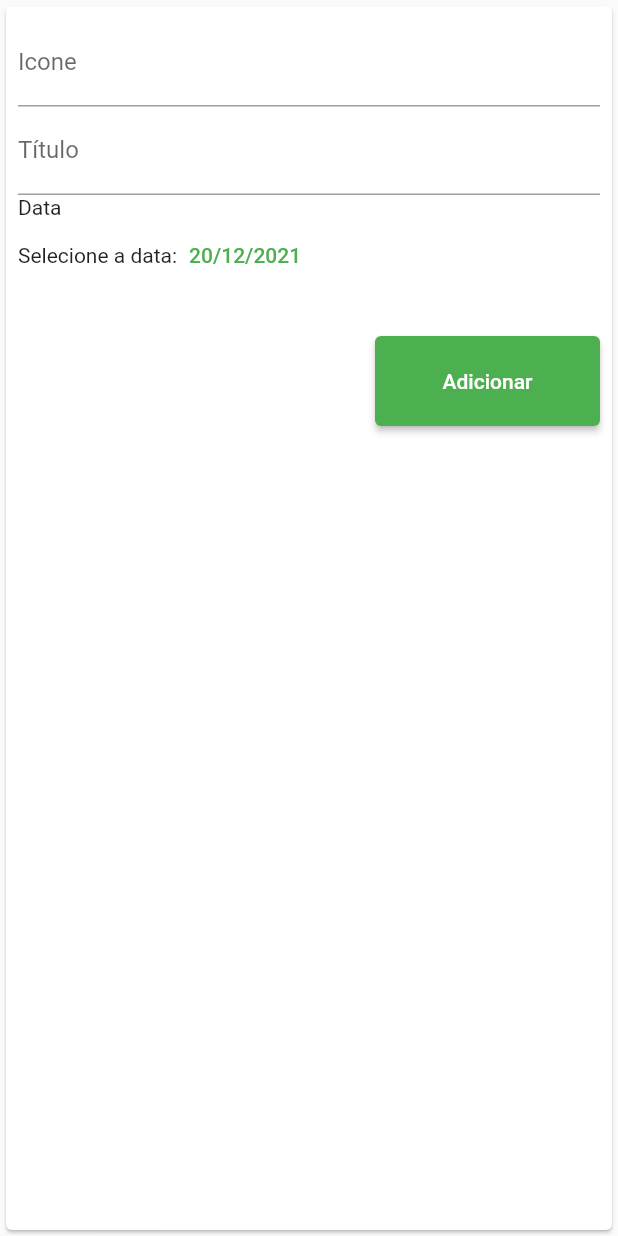
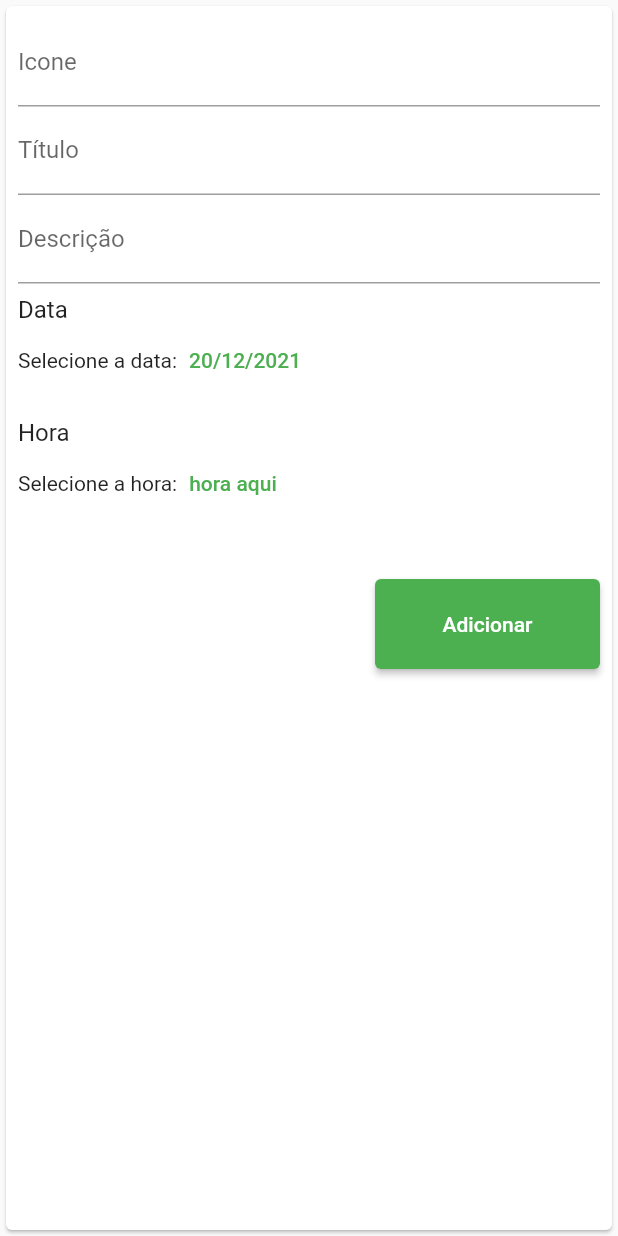
Before and after one commit to heloeng/Diario_De_Tarefas, a Flutter app: the TransactionForm widget shown alone on an empty page, opened directly with empty values, after a tap on "Adicionar", on a phone screen of 412 x 824 dp. Run offline on Flutter 3.47's test engine with Material 2 defaults, Android fonts, the phone set to English and light mode, and no system bars; our stand-ins replace localization.

Commit message:
descrição

```diff
--- a/lib/components/transaction_form.dart
+++ b/lib/components/transaction_form.dart
@@ -1,10 +1,10 @@
 // ignore_for_file: prefer_const_constructors
-
+import 'package:localization/localization.dart';
 import 'package:flutter/material.dart';
 import 'package:intl/intl.dart';
 
 class TransactionForm extends StatefulWidget {
-  final void Function(String, String, DateTime) onSubmit;
+  final void Function(String, String, String, DateTime) onSubmit;
 
   TransactionForm(this.onSubmit);
 
@@ -15,18 +15,23 @@ class TransactionForm extends StatefulWidget {
 class _TransactionFormState extends State<TransactionForm> {
   final _titleController = TextEditingController();
   final _iconeController = TextEditingController();
+  final _descricaoController = TextEditingController();
   DateTime _selectedDate = DateTime.now();
 
   _submitForm() {
     //passo essas informações atraves dos parametros do submit
     final icone = _iconeController.text;
     final title = _titleController.text;
+    final descricao = _descricaoController.text;
 
-    if (icone.isEmpty || title.isEmpty || _selectedDate == null) {
+    if (icone.isEmpty ||
+        title.isEmpty ||
+        descricao.isEmpty ||
+        _selectedDate == null) {
       return;
     }
 
-    widget.onSubmit(icone, title, _selectedDate);
+    widget.onSubmit(icone, title, descricao, _selectedDate);
   }
 
   _showDatePicker() {
@@ -46,9 +51,6 @@ class _TransactionFormState extends State<TransactionForm> {
 
         setState(() {
           _selectedDate = pickedDate;
-
-          ////INSERIR AQUI////////////NOVO///////////////
-          // _selectedDate.data = DateFormat.yMd().format(_selectedDate);
         });
       },
     );
@@ -75,10 +77,24 @@ class _TransactionFormState extends State<TransactionForm> {
                 labelText: 'Título',
               ),
             ),
+            TextField(
+              controller: _descricaoController,
+              decoration: InputDecoration(
+                labelText: 'Descrição',
+              ),
+            ),
+            SizedBox(
+              height: 8,
+            ),
             Column(
               crossAxisAlignment: CrossAxisAlignment.stretch,
               children: [
-                Text("Data"),
+                Text(
+                  "Data",
+                  style: TextStyle(
+                    fontSize: 16,
+                  ),
+                ),
                 Row(
                   children: [
                     Text("Selecione a data:"),
@@ -93,10 +109,28 @@ class _TransactionFormState extends State<TransactionForm> {
                     ),
                   ],
                 ),
+                SizedBox(
+                  height: 15,
+                ),
+                Text(
+                  "Hora",
+                  style: TextStyle(
+                    fontSize: 16,
+                  ),
+                ),
+                Row(
+                  children: [
+                    Text("Selecione a hora:"),
+                    TextButton(
+                      child: Text('hora aqui'),
+                      onPressed: () {},
+                    ),
+                  ],
+                ),
               ],
             ),
             SizedBox(
-              height: 30,
+              height: 40,
             ),
             Row(
               mainAxisAlignment: MainAxisAlignment.end,
--- a/lib/main.dart
+++ b/lib/main.dart
@@ -1,6 +1,7 @@
 // ignore_for_file: prefer_const_literals_to_create_immutables, prefer_const_constructors, use_key_in_widget_constructors, unused_element
 
 import 'package:flutter/material.dart';
+import 'package:localization/localization.dart';
 import 'dart:math';
 import 'package:teste/components/transaction_form.dart';
 import 'package:teste/components/transaction_list.dart';
@@ -14,7 +15,8 @@ class ExpenseApp extends StatelessWidget {
     return MaterialApp(
       debugShowCheckedModeBanner: false,
       theme: ThemeData(primarySwatch: Colors.green),
-      home: MyHomePage(),
+      // home: MyHomePage(),
+      home: LocalizationWidget(child: MyHomePage()),
     );
   }
 }
@@ -29,11 +31,12 @@ class _MyHomePageState extends State<MyHomePage> {
   final List<Transaction> _transactions = [];
 
 //função
-  _addTransaction(String icone, String title, DateTime date) {
+  _addTransaction(String icone, String title, String descricao, DateTime date) {
     final newTransaction = Transaction(
       id: Random().nextDouble().toString(),
       icone: icone,
       title: title,
+      descricao: descricao,
       date: date,
     );
 
--- a/lib/model/transaction.dart
+++ b/lib/model/transaction.dart
@@ -6,14 +6,15 @@ class Transaction {
   final String id;
   final String icone;
   final String title;
+  final String descricao;
   final DateTime date;
 
-  ///falta a descrição
-  ///falta a hora
+
   Transaction({
     required this.id,
     required this.icone,
     required this.title,
+    required this.descricao,
     required this.date,
 //falta a descrição
 //falta a hora
--- a/pubspec.yaml
+++ b/pubspec.yaml
@@ -34,6 +34,7 @@ dependencies:
   # The following adds the Cupertino Icons font to your application.
   # Use with the CupertinoIcons class for iOS style icons.
   cupertino_icons: ^1.0.2
+  localization: ^1.1.1
 
 dev_dependencies:
   flutter_test:
```
Also changed, not shown: pubspec.lock.
